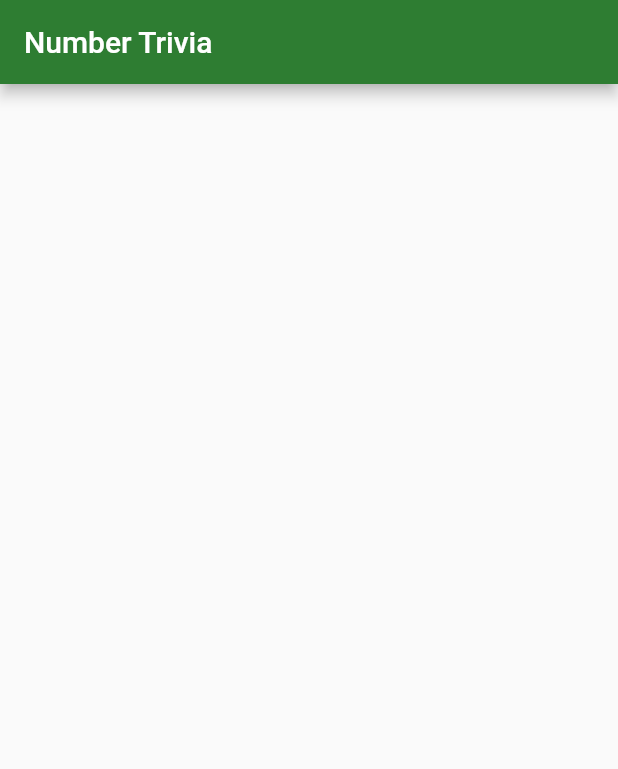
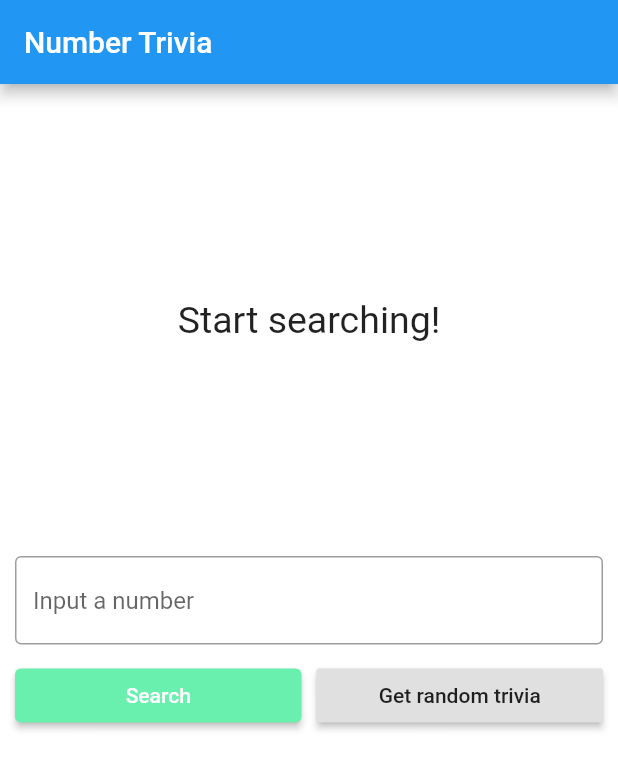
Before and after one commit to hathanhds/my_clean_architecture_app, a Flutter app: the screen it shows after launch, on a phone screen of 412 x 824 dp. Shown: the top 769 px of the screen. Run offline on Flutter 3.47's test engine with Material 2 defaults, Android fonts, the phone set to English and light mode, and no system bars; our stand-ins replace bloc, dartz, equatable, flutter_bloc, get_it, internet_connection_checker and 1 more.

Commit message:
tdd 14: final

```diff
--- a/lib/features/number_trivia/presentation/pages/number_trivia_page.dart
+++ b/lib/features/number_trivia/presentation/pages/number_trivia_page.dart
@@ -1,12 +1,209 @@
 import 'package:flutter/material.dart';
+import 'package:flutter_bloc/flutter_bloc.dart';
+import 'package:my_clean_architecture_app/features/number_trivia/domain/entities/number_trivia_entity.dart';
+import 'package:my_clean_architecture_app/features/number_trivia/presentation/bloc/number_trivia_bloc.dart';
+import 'package:my_clean_architecture_app/injection_container.dart';
 
 class NumberTriviaPage extends StatelessWidget {
+  BlocProvider<NumberTriviaBloc> buildBody(BuildContext context) {
+    return BlocProvider(
+      create: (_) => sl<NumberTriviaBloc>(),
+      child: Center(
+        child: Padding(
+          padding: const EdgeInsets.all(10),
+          child: Column(
+            children: <Widget>[
+              SizedBox(height: 10),
+              // Top half
+              BlocBuilder<NumberTriviaBloc, NumberTriviaState>(
+                builder: (context, state) {
+                  // switch (state.runtimeType) {
+                  //   case Empty:
+                  //     return MessageDisplay(message: 'Start searching!');
+                  //   case Error:
+                  //     return MessageDisplay(message: state.mess);
+                  //   default: return Container();
+                  // }
+                  if (state is Empty) {
+                    return MessageDisplay(message: 'Start searching!');
+                  } else if (state is Error) {
+                    return MessageDisplay(message: state.message);
+                  } else if (state is Loading) {
+                    return LoadingWidget();
+                  } else if (state is Loaded) {
+                    return TriviaDisplay(numberTrivia: state.trivia);
+                  } else {
+                    return Container();
+                  }
+                },
+              ),
+              SizedBox(height: 20),
+              // Bottom half
+              TriviaControls()
+            ],
+          ),
+        ),
+      ),
+    );
+  }
+
   @override
   Widget build(BuildContext context) {
     return Scaffold(
-      appBar: AppBar(
-        title: Text('Number Trivia'),
+        appBar: AppBar(
+          title: Text('Number Trivia'),
+        ),
+        backgroundColor: Colors.white,
+        body: buildBody(context));
+  }
+}
+
+class TriviaControls extends StatefulWidget {
+  const TriviaControls({
+    Key? key,
+  }) : super(key: key);
+
+  @override
+  _TriviaControlsState createState() => _TriviaControlsState();
+}
+
+class _TriviaControlsState extends State<TriviaControls> {
+  final controller = TextEditingController();
+  String inputStr = '';
+
+  @override
+  Widget build(BuildContext context) {
+    return Column(
+      children: <Widget>[
+        TextField(
+          controller: controller,
+          keyboardType: TextInputType.number,
+          decoration: InputDecoration(
+            border: OutlineInputBorder(),
+            hintText: 'Input a number',
+          ),
+          onChanged: (value) {
+            inputStr = value;
+          },
+          onSubmitted: (_) {
+            dispatchConcrete();
+          },
+        ),
+        SizedBox(height: 10),
+        Row(
+          children: <Widget>[
+            Expanded(
+              child: ElevatedButton(
+                child: Text('Search'),
+                style: ButtonStyle(
+                  backgroundColor:
+                      MaterialStateProperty.all<Color>(Colors.greenAccent),
+                ),
+                onPressed: dispatchConcrete,
+              ),
+            ),
+            SizedBox(width: 10),
+            Expanded(
+              child: RaisedButton(
+                child: Text('Get random trivia'),
+                onPressed: dispatchRandom,
+              ),
+            ),
+          ],
+        )
+      ],
+    );
+  }
+
+  void dispatchConcrete() {
+    // Clearing the TextField to prepare it for the next inputted number
+    controller.clear();
+    BlocProvider.of<NumberTriviaBloc>(context)
+        .add(GetTriviaForConcreteNumber(inputStr));
+  }
+
+  void dispatchRandom() {
+    controller.clear();
+    BlocProvider.of<NumberTriviaBloc>(context).add(GetTriviaForRandomNumber());
+  }
+}
+
+class MessageDisplay extends StatelessWidget {
+  final String message;
+
+  const MessageDisplay({Key? key, required this.message});
+
+  @override
+  Widget build(BuildContext context) {
+    return Container(
+      // Third of the size of the screen
+      height: MediaQuery.of(context).size.height / 3,
+      child: Center(
+        child: SingleChildScrollView(
+          child: Text(
+            message,
+            style: TextStyle(fontSize: 25),
+            textAlign: TextAlign.center,
+          ),
+        ),
       ),
     );
   }
 }
+
+class LoadingWidget extends StatelessWidget {
+  const LoadingWidget({
+    Key? key,
+  }) : super(key: key);
+
+  @override
+  Widget build(BuildContext context) {
+    return Container(
+      height: MediaQuery.of(context).size.height / 3,
+      child: Center(
+        child: CircularProgressIndicator(),
+      ),
+    );
+  }
+}
+
+class TriviaDisplay extends StatelessWidget {
+  final NumberTriviaEntity numberTrivia;
+
+  const TriviaDisplay({
+    Key? key,
+    required this.numberTrivia,
+  }) : super(key: key);
+
+  @override
+  Widget build(BuildContext context) {
+    return Container(
+      height: MediaQuery.of(context).size.height / 3,
+      child: Column(
+        children: <Widget>[
+          // Fixed size, doesn't scroll
+          Text(
+            numberTrivia.number.toString(),
+            style: TextStyle(
+              fontSize: 50,
+              fontWeight: FontWeight.bold,
+            ),
+          ),
+          // Expanded makes it fill in all the remaining space
+          Expanded(
+            child: Center(
+              // Only the trivia "message" part will be scrollable
+              child: SingleChildScrollView(
+                child: Text(
+                  numberTrivia.text,
+                  style: TextStyle(fontSize: 25),
+                  textAlign: TextAlign.center,
+                ),
+              ),
+            ),
+          )
+        ],
+      ),
+    );
+  }
+}
--- a/lib/main.dart
+++ b/lib/main.dart
@@ -3,6 +3,7 @@ import 'package:my_clean_architecture_app/features/number_trivia/presentation/pa
 import 'injection_container.dart' as di;
 
 void main() async {
+  WidgetsFlutterBinding.ensureInitialized();
   await di.init();
   runApp(MyApp());
 }
@@ -14,7 +15,6 @@ class MyApp extends StatelessWidget {
     return MaterialApp(
       title: 'NumberTrivia',
       theme: ThemeData(
-        primaryColor: Colors.green.shade800,
         primarySwatch: Colors.blue,
       ),
       home: NumberTriviaPage(),
```
